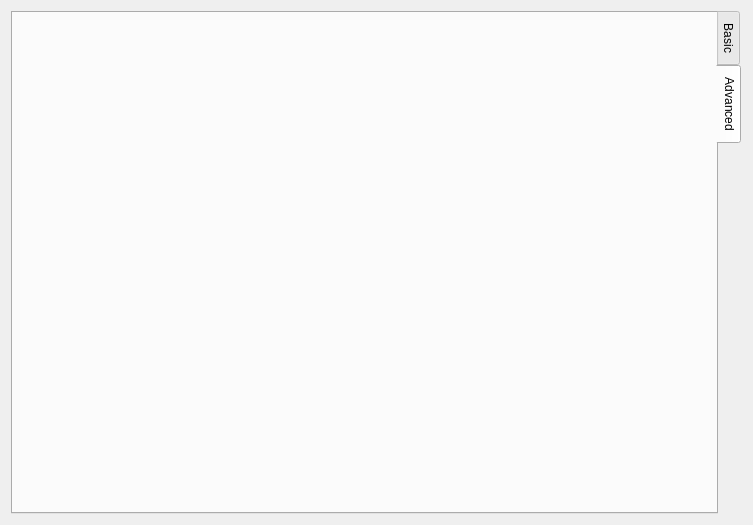
Before: the Qt Designer form src/pemi/ui/basic.ui in cnpem-emi/pemi, drawn with Qt 5.
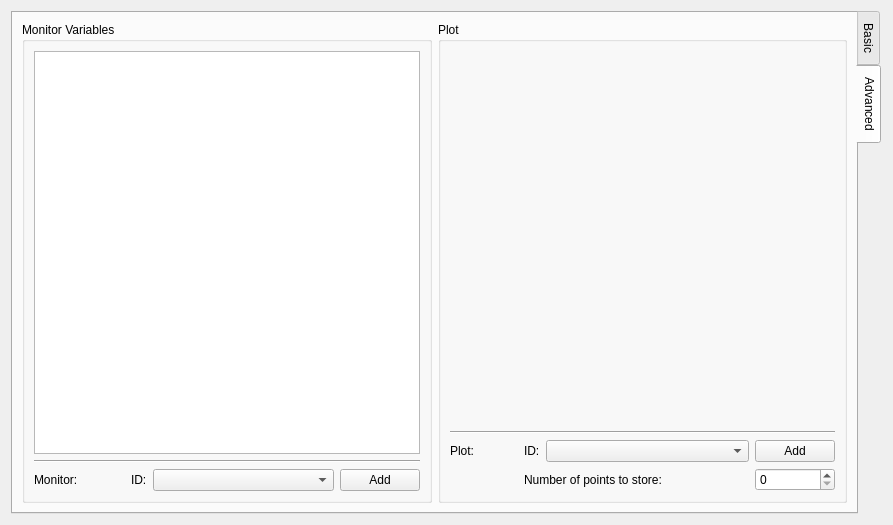
After: the same form once the commit is applied. The open tabs and pages were chosen to show the change.

```diff
--- a/src/pemi/ui/basic.ui
+++ b/src/pemi/ui/basic.ui
@@ -6,7 +6,7 @@
    <rect>
     <x>0</x>
     <y>0</y>
-    <width>753</width>
+    <width>893</width>
     <height>525</height>
    </rect>
   </property>
@@ -437,6 +437,111 @@
       <attribute name="title">
        <string>Advanced</string>
       </attribute>
+      <layout class="QGridLayout" name="gridLayout_8" columnstretch="1,1">
+       <item row="0" column="0">
+        <widget class="QGroupBox" name="varMonBox">
+         <property name="title">
+          <string>Monitor Variables</string>
+         </property>
+         <layout class="QGridLayout" name="gridLayout_9" columnstretch="3,0,6,0">
+          <item row="2" column="1">
+           <widget class="QLabel" name="label_16">
+            <property name="text">
+             <string>ID:</string>
+            </property>
+           </widget>
+          </item>
+          <item row="2" column="0">
+           <widget class="QLabel" name="label_15">
+            <property name="text">
+             <string>Monitor:</string>
+            </property>
+           </widget>
+          </item>
+          <item row="2" column="2">
+           <widget class="QComboBox" name="selectVarBox"/>
+          </item>
+          <item row="0" column="0" colspan="4">
+           <widget class="QTableView" name="varsTable">
+            <attribute name="horizontalHeaderVisible">
+             <bool>false</bool>
+            </attribute>
+            <attribute name="horizontalHeaderStretchLastSection">
+             <bool>true</bool>
+            </attribute>
+           </widget>
+          </item>
+          <item row="1" column="0" colspan="4">
+           <widget class="Line" name="line_4">
+            <property name="orientation">
+             <enum>Qt::Horizontal</enum>
+            </property>
+           </widget>
+          </item>
+          <item row="2" column="3">
+           <widget class="QPushButton" name="addVarButton">
+            <property name="text">
+             <string>Add</string>
+            </property>
+           </widget>
+          </item>
+         </layout>
+        </widget>
+       </item>
+       <item row="0" column="1">
+        <widget class="QGroupBox" name="groupBox_6">
+         <property name="title">
+          <string>Plot</string>
+         </property>
+         <layout class="QGridLayout" name="gridLayout_10" columnstretch="2,0,6,0">
+          <item row="0" column="0">
+           <widget class="QWidget" name="widget" native="true"/>
+          </item>
+          <item row="2" column="2">
+           <widget class="QComboBox" name="comboBox"/>
+          </item>
+          <item row="2" column="3">
+           <widget class="QPushButton" name="pushButton">
+            <property name="text">
+             <string>Add</string>
+            </property>
+           </widget>
+          </item>
+          <item row="1" column="0" colspan="4">
+           <widget class="Line" name="line_5">
+            <property name="orientation">
+             <enum>Qt::Horizontal</enum>
+            </property>
+           </widget>
+          </item>
+          <item row="2" column="0">
+           <widget class="QLabel" name="label_17">
+            <property name="text">
+             <string>Plot:</string>
+            </property>
+           </widget>
+          </item>
+          <item row="2" column="1">
+           <widget class="QLabel" name="label_18">
+            <property name="text">
+             <string>ID:</string>
+            </property>
+           </widget>
+          </item>
+          <item row="3" column="3">
+           <widget class="QSpinBox" name="spinBox"/>
+          </item>
+          <item row="3" column="1" colspan="2">
+           <widget class="QLabel" name="label_19">
+            <property name="text">
+             <string>Number of points to store:</string>
+            </property>
+           </widget>
+          </item>
+         </layout>
+        </widget>
+       </item>
+      </layout>
      </widget>
     </widget>
    </item>
```
Left out of the diff: 6 changed lines with no effect on the pictures.
